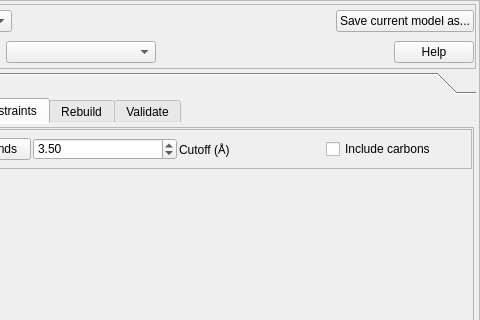
Above: isolde/src/ui/IsoldeFrame.ui from tristanic/isolde before the change; both pictures show x 124 to 604 and y 0 to 320 of the 604 by 830 pixel window. Below: the same form after it.
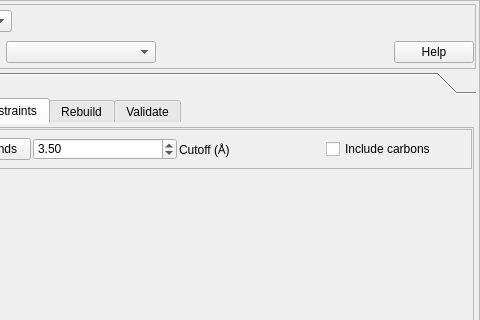
That is the form after the change. The open tabs and pages were chosen to show the change. Icons and pictures are not drawn.

Commit message: Removed obsolete "save CIF file" button

What changed in the file:
```diff
--- a/isolde/src/ui/IsoldeFrame.ui
+++ b/isolde/src/ui/IsoldeFrame.ui
@@ -153,13 +153,6 @@
              </property>
             </spacer>
            </item>
-           <item>
-            <widget class="QPushButton" name="_save_model_button">
-             <property name="text">
-              <string>Save current model as...</string>
-             </property>
-            </widget>
-           </item>
           </layout>
          </widget>
         </item>
```
Left out of the diff: 8 changed lines with no effect on the pictures. The commit also changes 1 other file.
